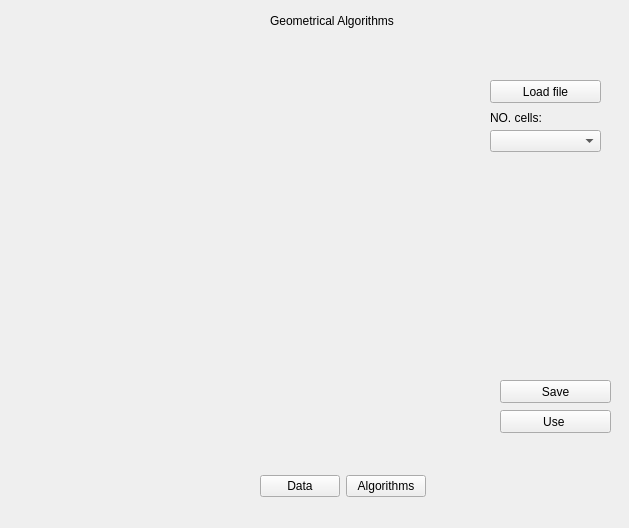
This is src/QMainInterface.ui in Swistusmen/Geometric-Algorithms as Qt 5 draws it before an edit. The edited form follows.
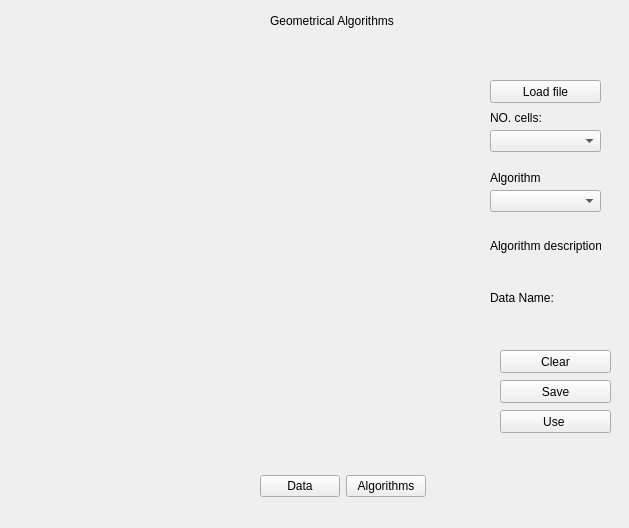
This is the edited form. The open tabs and pages were chosen to show the change. Icons and pictures are not drawn.

Patch:
```diff
--- a/src/QMainInterface.ui
+++ b/src/QMainInterface.ui
@@ -31,7 +31,7 @@
     <rect>
      <x>10</x>
      <y>50</y>
-     <width>611</width>
+     <width>601</width>
      <height>401</height>
     </rect>
    </property>
@@ -311,6 +311,68 @@
       <string>NO. cells:</string>
      </property>
     </widget>
+    <widget class="QPushButton" name="clear_board">
+     <property name="geometry">
+      <rect>
+       <x>490</x>
+       <y>300</y>
+       <width>111</width>
+       <height>23</height>
+      </rect>
+     </property>
+     <property name="text">
+      <string>Clear</string>
+     </property>
+    </widget>
+    <widget class="QComboBox" name="comboBox_2">
+     <property name="geometry">
+      <rect>
+       <x>480</x>
+       <y>140</y>
+       <width>111</width>
+       <height>22</height>
+      </rect>
+     </property>
+    </widget>
+    <widget class="QLabel" name="label_4">
+     <property name="geometry">
+      <rect>
+       <x>480</x>
+       <y>120</y>
+       <width>101</width>
+       <height>16</height>
+      </rect>
+     </property>
+     <property name="text">
+      <string>Algorithm</string>
+     </property>
+    </widget>
+    <widget class="QLabel" name="label_5">
+     <property name="geometry">
+      <rect>
+       <x>480</x>
+       <y>240</y>
+       <width>121</width>
+       <height>16</height>
+      </rect>
+     </property>
+     <property name="text">
+      <string>Data Name:</string>
+     </property>
+    </widget>
+    <widget class="QLabel" name="label_6">
+     <property name="geometry">
+      <rect>
+       <x>480</x>
+       <y>170</y>
+       <width>111</width>
+       <height>51</height>
+      </rect>
+     </property>
+     <property name="text">
+      <string>Algorithm description</string>
+     </property>
+    </widget>
    </widget>
   </widget>
   <widget class="QWidget" name="layoutWidget">
```
Left out of the diff: 12 changed lines with no effect on the pictures.
